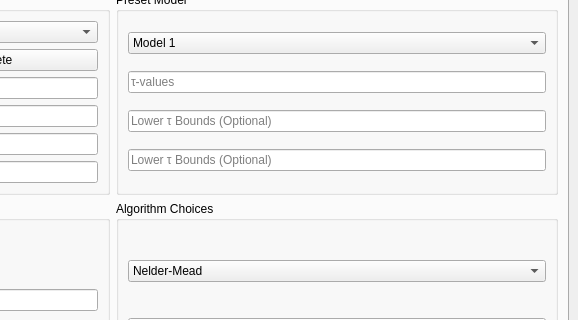
The window that gui.ui (4-DMAPandSadness/EfsTA) describes before a commit, drawn with Qt 5; both pictures show x 353 to 931 and y 241 to 561 of the 931 by 644 pixel window.
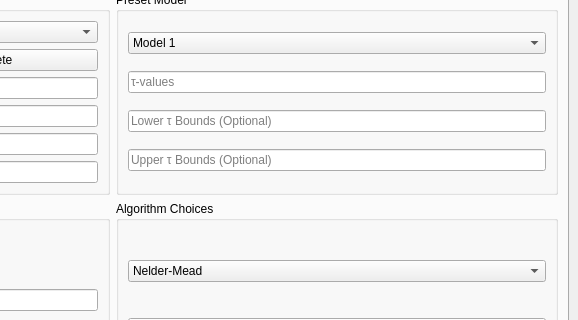
The same window after the commit. The open tabs and pages were chosen to show the change. Icons and pictures are not drawn.

Commit message: Slight GUI changes. Further improved support for custom Model input. Working on separating plotting and calculating.

Patch:
```diff
--- a/gui.ui
+++ b/gui.ui
@@ -528,7 +528,7 @@
 &lt;p style=&quot; margin-top:0px; margin-bottom:0px; margin-left:0px; margin-right:0px; -qt-block-indent:0; text-indent:0px;&quot;&gt;Two lifetimes: τ&lt;span style=&quot; vertical-align:sub;&quot;&gt;1&lt;/span&gt;, τ&lt;span style=&quot; vertical-align:sub;&quot;&gt;2&lt;/span&gt;	Input: τ&lt;span style=&quot; vertical-align:sub;&quot;&gt;1_upper_bound&lt;/span&gt;, τ&lt;span style=&quot; vertical-align:sub;&quot;&gt;2_upper_bound&lt;/span&gt;&lt;/p&gt;&lt;/body&gt;&lt;/html&gt;</string>
              </property>
              <property name="placeholderText">
-              <string>Lower τ Bounds (Optional)</string>
+              <string>Upper τ Bounds (Optional)</string>
              </property>
             </widget>
            </item>
```
Left out of the diff: 4 changed lines with no effect on the pictures. The commit also changes 2 other files.
